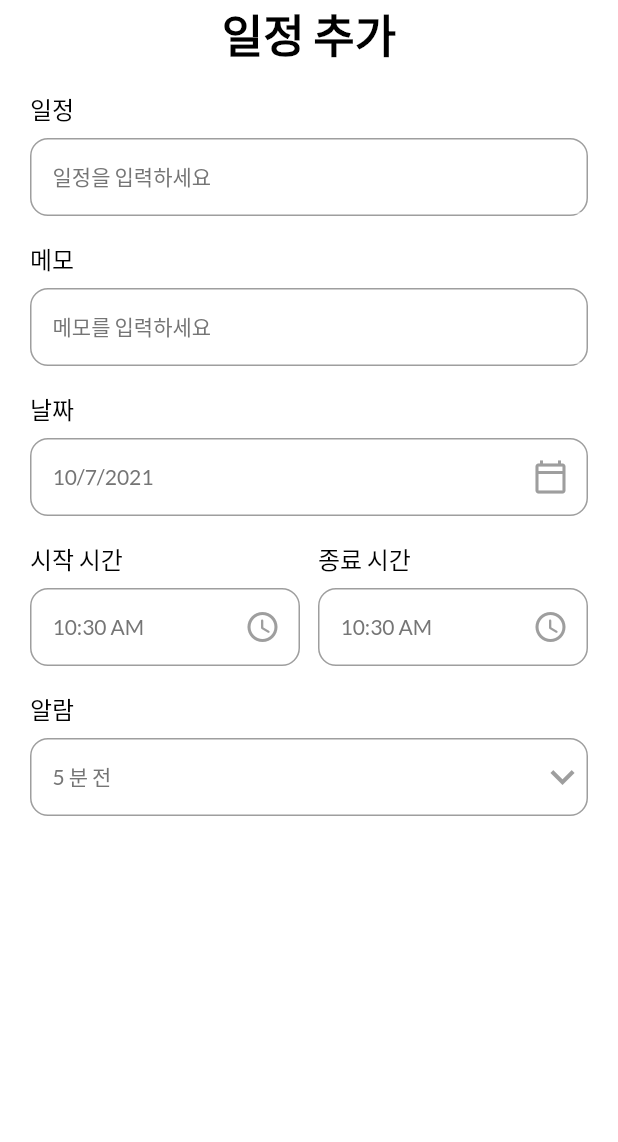
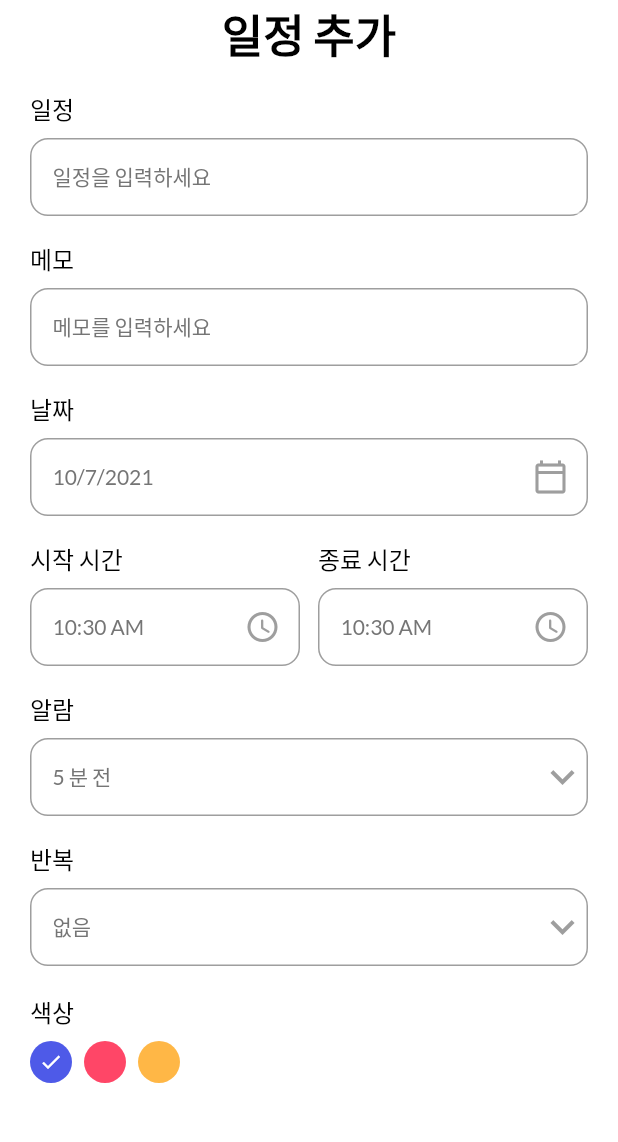
Before and after one commit to ksh431/untitled, a Flutter app: the AddTaskPage screen opened directly, on a phone screen of 412 x 824 dp, the part 84-1226 px from its top. Run offline on Flutter 3.47's test engine with Material 2 defaults, Android fonts, the phone set to English and light mode, and no system bars; our stand-ins replace date_picker_timeline, flutter_local_notifications, flutter_native_timezone, get, get_storage, google_fonts and 1 more; accounts and stored records are empty.

Commit message:
두번째영상 2:00:00

```diff
--- a/lib/ui/add_task_bar.dart
+++ b/lib/ui/add_task_bar.dart
@@ -21,6 +21,14 @@ class _AddTaskPageState extends State<AddTaskPage> {
     15,
     20,
   ];
+  String _selectedRepeat = "없음";
+  List<String> repeatList=[
+    "없음",
+    "매일",
+    "매주",
+    "매달"
+  ];
+  int _selectedColor=0;
   @override
   Widget build(BuildContext context) {
     return Scaffold(
@@ -102,6 +110,34 @@ class _AddTaskPageState extends State<AddTaskPage> {
                     }
                     ).toList(),
                   ),
+                ),
+                MyInputField(title: "반복", hint: _selectedRepeat,
+                  widget: DropdownButton(
+                    icon:Icon(Icons.keyboard_arrow_down,
+                      color: Colors.grey,),
+                    iconSize: 32,
+                    elevation: 4,
+                    style: subtitleStyle,
+                    underline: Container(height: 0,),
+                    onChanged: (String? newValue){
+                      setState(() {
+                        _selectedRepeat= newValue!;
+                      });
+                    },
+                    items: repeatList.map<DropdownMenuItem<String>>((String value){
+                      return DropdownMenuItem<String>(
+                        value: value,
+                        child: Text(value, style: TextStyle(color: Colors.grey))
+                      );
+                    }
+                    ).toList(),
+                  )
+                ),
+                SizedBox(height: 18,),
+                Row(
+                  children: [
+                    _colorPallet(),
+                  ],
                 )
               ],
             ),
@@ -109,7 +145,43 @@ class _AddTaskPageState extends State<AddTaskPage> {
         ),
     );
   }
-
+  _colorPallet(){
+    return Column(
+      crossAxisAlignment: CrossAxisAlignment.start,
+      children: [
+        Text("색상",
+            style: titleStyle
+        ),
+        SizedBox(height:8.0,),
+        Wrap(
+          children: List<Widget>.generate(
+              3,
+                  (int index){
+                return GestureDetector(
+                  onTap: (){
+                    setState(() {
+                      _selectedColor=index;
+                      print("$index");
+                    });
+                  },
+                  child: Padding(
+                    padding: const EdgeInsets.only(right: 8.0),
+                    child: CircleAvatar(
+                      radius: 14,
+                      backgroundColor: index==0?primaryClr:index==1?pinkCLr:yellowClr,
+                      child: _selectedColor==index?Icon(Icons.done,
+                        color: Colors.white,
+                        size: 16,
+                      ):Container(),
+                    ),
+                  ),
+                );
+              }
+          ),
+        )
+      ],
+    );
+  }
   _appBar(BuildContext context){
     return AppBar(
       elevation: 0,
--- a/lib/ui/widgets/button.dart
+++ b/lib/ui/widgets/button.dart
@@ -21,7 +21,7 @@ class MyButton extends StatelessWidget {
         child: Center(
           child: Text(
             label,
-            style: TextStyle(color: Colors.white),
+            style: TextStyle(color: Colors.white)
           ),
         ),
       ),
```
